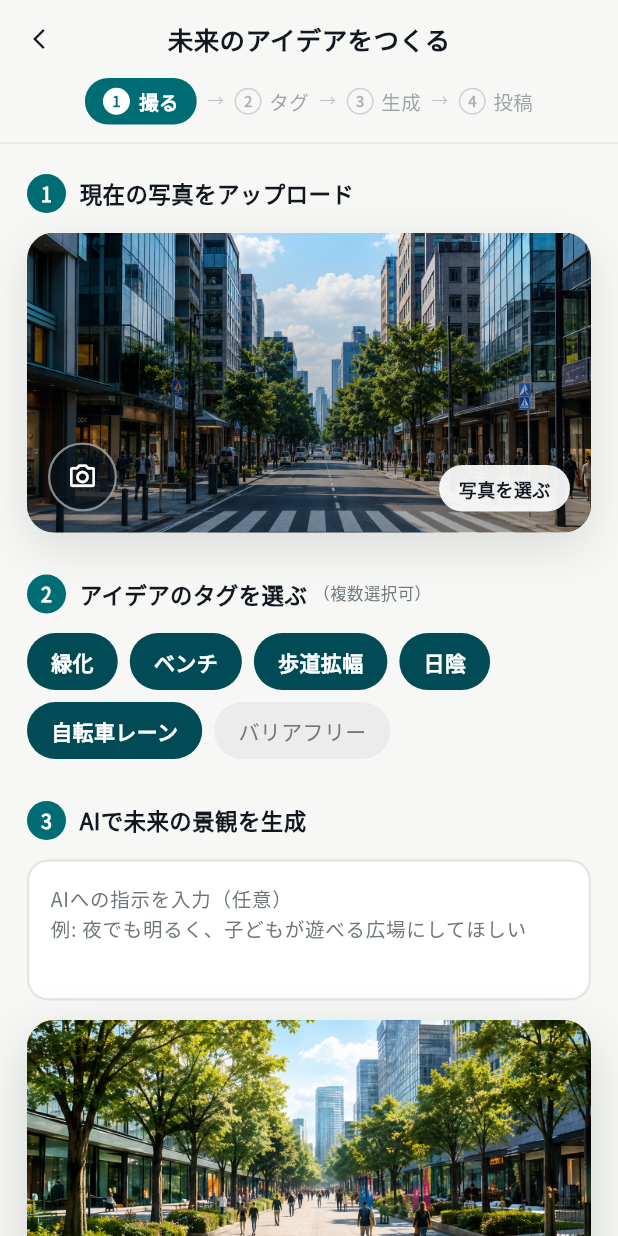
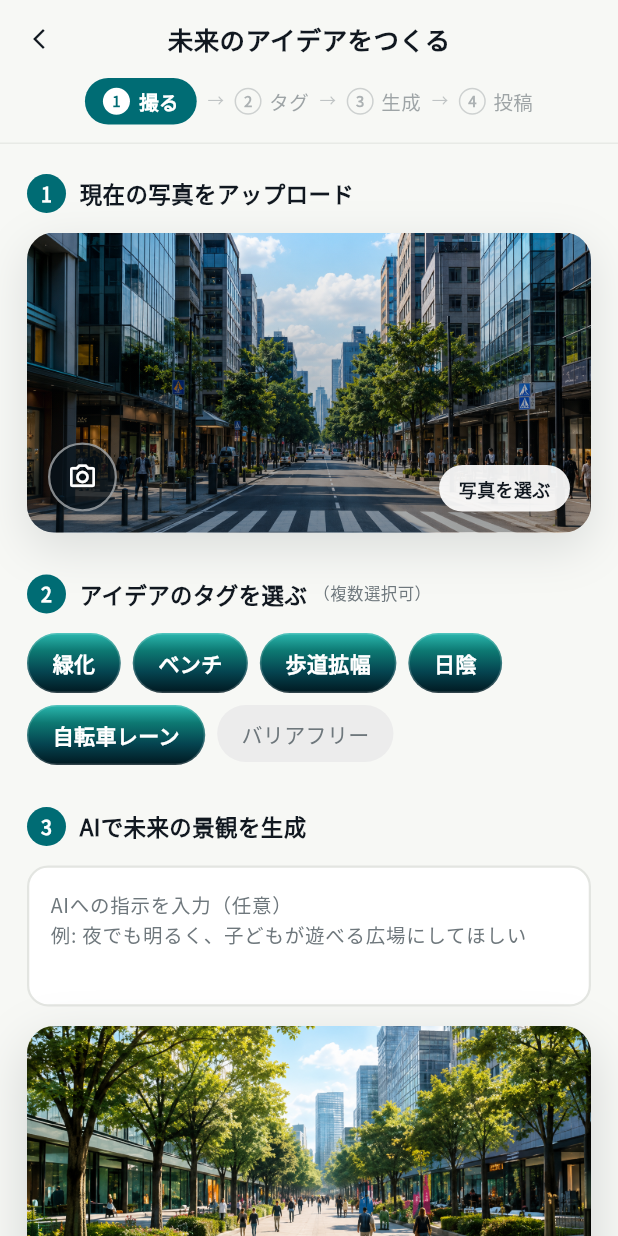
Before and after one commit to Anya-Stella/FutureCityApp, a Flutter app: the CreateScreen screen opened directly, on a phone screen of 412 x 824 dp. Run offline on Flutter 3.47's test engine with Material 3 defaults, Android fonts, the phone set to English and light mode, and no system bars; our stand-ins replace flutter_svg, google_fonts, supabase_flutter; accounts and stored records are empty; network calls fail.

Commit message:
🎨 Ver7

```diff
--- a/lib/screens/create_screen.dart
+++ b/lib/screens/create_screen.dart
@@ -612,10 +612,26 @@ class _CreateScreenState extends State<CreateScreen> {
                             padding: const EdgeInsets.symmetric(
                                 horizontal: 16, vertical: 9),
                             decoration: BoxDecoration(
-                              color: isSelected
-                                  ? AppTheme.tealDark
-                                  : AppTheme.uiGrey,
+                              gradient: isSelected
+                                  ? const LinearGradient(
+                                      begin: Alignment.topCenter,
+                                      end: Alignment.bottomCenter,
+                                      colors: [
+                                        Color(0xFF2BB8AF),
+                                        Color(0xFF0D7872),
+                                        Color(0xFF054450),
+                                        Color(0xFF011820),
+                                      ],
+                                      stops: [0.0, 0.30, 0.65, 1.0],
+                                    )
+                                  : null,
+                              color: isSelected ? null : AppTheme.uiGrey,
                               borderRadius: BorderRadius.circular(999),
+                              border: isSelected
+                                  ? Border.all(
+                                      color: Colors.white.withOpacity(0.18),
+                                      width: 1.0)
+                                  : null,
                             ),
                             child: Text(
                               tag,
@@ -741,16 +757,59 @@ class _CreateScreenState extends State<CreateScreen> {
                           height: 52,
                           width: double.infinity,
                           decoration: BoxDecoration(
-                            color: const Color(0xFF004B55),
                             borderRadius: BorderRadius.circular(14),
                             boxShadow: [
                               BoxShadow(
-                                color: AppTheme.teal.withOpacity(0.3),
-                                blurRadius: 12,
-                                offset: const Offset(0, 4),
+                                color: const Color(0xFF0D7872).withOpacity(0.45),
+                                blurRadius: 16,
+                                offset: const Offset(0, 5),
                               ),
                             ],
                           ),
+                          child: ClipRRect(
+                            borderRadius: BorderRadius.circular(14),
+                            child: Stack(
+                              children: [
+                                // ベースグラデーション
+                                Positioned.fill(
+                                  child: Container(
+                                    decoration: const BoxDecoration(
+                                      gradient: LinearGradient(
+                                        begin: Alignment.topCenter,
+                                        end: Alignment.bottomCenter,
+                                        colors: [
+                                          Color(0xFF2BB8AF),
+                                          Color(0xFF0D7872),
+                                          Color(0xFF054450),
+                                          Color(0xFF011820),
+                                        ],
+                                        stops: [0.0, 0.30, 0.65, 1.0],
+                                      ),
+                                    ),
+                                  ),
+                                ),
+                                // 上部光沢オーバーレイ
+                                Positioned(
+                                  top: 0,
+                                  left: 0,
+                                  right: 0,
+                                  height: 22,
+                                  child: Container(
+                                    decoration: BoxDecoration(
+                                      gradient: LinearGradient(
+                                        begin: Alignment.topCenter,
+                                        end: Alignment.bottomCenter,
+                                        colors: [
+                                          Colors.white.withOpacity(0.18),
+                                          Colors.white.withOpacity(0.0),
+                                        ],
+                                      ),
+                                    ),
+                                  ),
+                                ),
+                                // テキスト
+                                Positioned.fill(
+                                  child: Align(
                                     alignment: Alignment.center,
                                     child: Text(
                                       'AIで生成する ✦',
@@ -758,6 +817,23 @@ class _CreateScreenState extends State<CreateScreen> {
                                           color: Colors.white,
                                           fontSize: 16,
                                           fontWeight: FontWeight.w700),
+                                    ),
+                                  ),
+                                ),
+                                // 外枠（ガラス感）
+                                Positioned.fill(
+                                  child: Container(
+                                    decoration: BoxDecoration(
+                                      borderRadius: BorderRadius.circular(14),
+                                      border: Border.all(
+                                        color: Colors.white.withOpacity(0.18),
+                                        width: 1.0,
+                                      ),
+                                    ),
+                                  ),
+                                ),
+                              ],
+                            ),
                           ),
                         ),
                       ),
```
Lines whose indentation alone changed are shown as unchanged.
